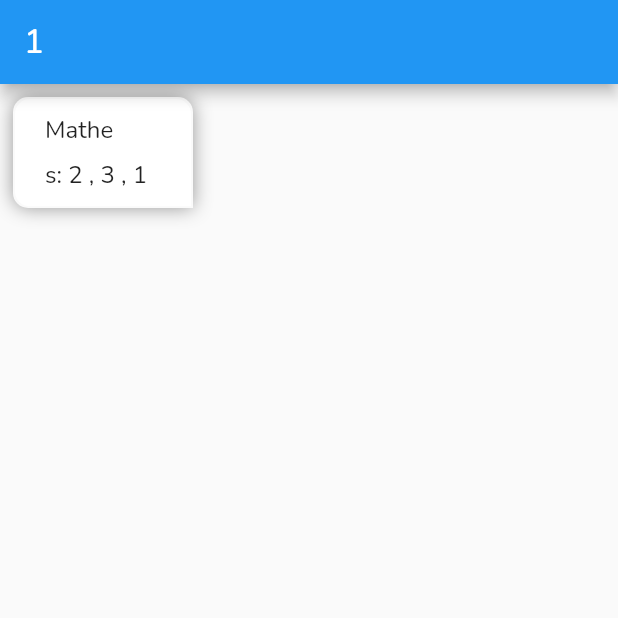
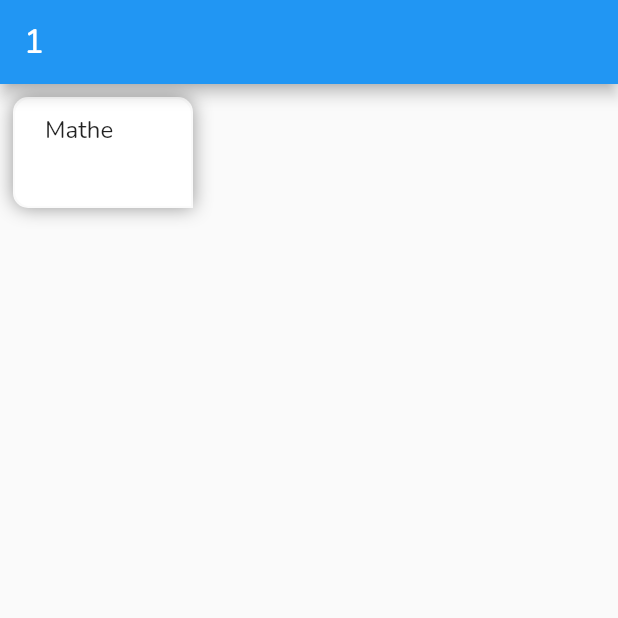
Before and after one commit to LazarusRetype/school_app, a Flutter app: the screen it shows after launch, after a tap on the "add" icon, on a phone screen of 412 x 824 dp, the top half of it. Run offline on Flutter 3.47's test engine with Material 2 defaults, Android fonts, the phone set to English and light mode, and no system bars; our stand-ins replace shared_preferences.

Commit message:
redesining grades

```diff
--- a/lib/models/grade_model.dart
+++ /dev/null
@@ -1,7 +0,0 @@
-class Grades {
-  int grade;
-  Grades({required this.grade});
-
-  Grades.fromJson(Map<String, dynamic> json) : grade = json["grade"];
-  Map<String, dynamic> toJson() => {"grade": grade};
-}
--- a/lib/models/subject_model.dart
+++ b/lib/models/subject_model.dart
@@ -1,36 +1,37 @@
-import 'package:school_app/models/grade_model.dart';
-
 class Subject {
   String name;
-  int s;
-  int m;
-  List<Grades> tests;
-  List<Grades> oralGrades;
-  List<Grades> works;
+  double s;
+  double m;
+  List<double> shortTests;
+  List<double> classTests;
+  List<double> presentations;
+  List<double> oralGrades;
   Subject({
     required this.name,
     required this.s,
     required this.m,
-    required this.works,
+    required this.classTests,
     required this.oralGrades,
-    required this.tests,
+    required this.presentations,
+    required this.shortTests,
   });
 
   Subject.fromJson(Map<String, dynamic> json)
       : name = json["name"],
         s = json["s"],
         m = json["m"],
-        works = (json["works"] as List).map((e) => Grades.fromJson(e)).toList(),
-        tests = (json["tests"] as List).map((e) => Grades.fromJson(e)).toList(),
-        oralGrades =
-            (json["orals"] as List).map((e) => Grades.fromJson(e)).toList();
+        classTests = json["orals"] as List<double>,
+        shortTests = json["orals"] as List<double>,
+        presentations = json["orals"] as List<double>,
+        oralGrades = json["orals"] as List<double>;
 
   Map<String, dynamic> toJson() => {
         "name": name,
         "s": s,
         "m": m,
-        "tests": tests.map((i) => i.toJson()).toList(),
-        "works": works.map((i) => i.toJson()).toList(),
-        "orals": oralGrades.map((i) => i.toJson()).toList(),
+        "tests": shortTests,
+        "works": classTests,
+        "presentations": presentations,
+        "orals": oralGrades
       };
 }
--- a/lib/screens/detail_screen.dart/detail_screen.dart
+++ b/lib/screens/detail_screen.dart/detail_screen.dart
@@ -1,13 +1,15 @@
 import 'package:flutter/cupertino.dart';
 import 'package:flutter/material.dart';
+import 'package:school_app/models/subject_model.dart';
 
 class DetailScreen extends StatelessWidget {
-  const DetailScreen({Key? key}) : super(key: key);
+  Subject _subject;
+  DetailScreen(this._subject, {Key? key}) : super(key: key);
 
   @override
   Widget build(BuildContext context) {
     return Scaffold(
-      appBar: AppBar(title: const Text("Detail")),
+      appBar: AppBar(title: Text(_subject.name)),
     );
   }
 }
--- a/lib/screens/homescreen/home_screen.dart
+++ b/lib/screens/homescreen/home_screen.dart
@@ -1,7 +1,6 @@
 import 'package:flutter/material.dart';
 import 'package:provider/provider.dart';
 import 'package:school_app/models/subject_model.dart';
-import 'package:school_app/models/grade_model.dart';
 import 'package:school_app/screens/homescreen/subjects_provider.dart';
 import 'package:school_app/screens/homescreen/subjects_tile.dart';
 
@@ -23,23 +22,13 @@ class HomeScreen extends StatelessWidget {
             itemBuilder: (_, index) => SubjectTile(value.subjects[index])),
         floatingActionButton: FloatingActionButton(
           onPressed: (() => value.addSubject(Subject(
-                  name: "Mathe",
-                  s: 5,
-                  m: 4,
-                  works: [
-                    Grades(grade: 2),
-                    Grades(grade: 3),
-                    Grades(grade: 1)
-                  ],
-                  oralGrades: [
-                    Grades(grade: 1),
-                    Grades(grade: 1),
-                    Grades(grade: 1)
-                  ],
-                  tests: [
-                    Grades(grade: 4),
-                    Grades(grade: 4)
-                  ]))),
+              name: "Mathe",
+              s: 5,
+              m: 4,
+              classTests: [5, 5, 1],
+              oralGrades: [2, 4, 6, 2],
+              shortTests: [6, 1],
+              presentations: [5]))),
           child: const Icon(Icons.add),
         ),
       ),
--- a/lib/screens/homescreen/subjects_tile.dart
+++ b/lib/screens/homescreen/subjects_tile.dart
@@ -1,7 +1,6 @@
-import 'package:flutter/cupertino.dart';
 import 'package:flutter/material.dart';
 import 'package:school_app/models/subject_model.dart';
-import 'package:school_app/services/convert.dart';
+import 'package:school_app/screens/detail_screen.dart/detail_screen.dart';
 
 class SubjectTile extends StatelessWidget {
   Subject subject;
@@ -11,6 +10,9 @@ class SubjectTile extends StatelessWidget {
   Widget build(BuildContext context) {
     return Padding(
       padding: const EdgeInsets.all(10.0),
+      child: GestureDetector(
+        onTap: (() => Navigator.push(context,
+            MaterialPageRoute(builder: (context) => DetailScreen(subject)))),
         child: Container(
           decoration: BoxDecoration(
             color: Colors.white,
@@ -33,17 +35,8 @@ class SubjectTile extends StatelessWidget {
             fit: StackFit.expand,
             children: [
               Positioned(top: 10, left: 20, child: Text(subject.name)),
-            Positioned(
-              top: 40,
-              left: 20,
-              child: Text("s: ${Convert().listToString(subject.works)}"),
+            ],
           ),
-            Positioned(
-              top: 80,
-              left: 20,
-              child: Text("m: ${Convert().listToString(subject.oralGrades)}"),
-            ),
-          ],
         ),
       ),
     );
--- a/lib/services/convert.dart
+++ /dev/null
@@ -1,8 +0,0 @@
-import 'package:school_app/models/grade_model.dart';
-
-class Convert {
-  String listToString(List<Grades> tests) => tests
-      .map((e) => "${e.grade} ")
-      .toString()
-      .substring(1, tests.map((e) => "${e.grade} ").toString().length - 1);
-}
```
Lines whose indentation alone changed are shown as unchanged.
